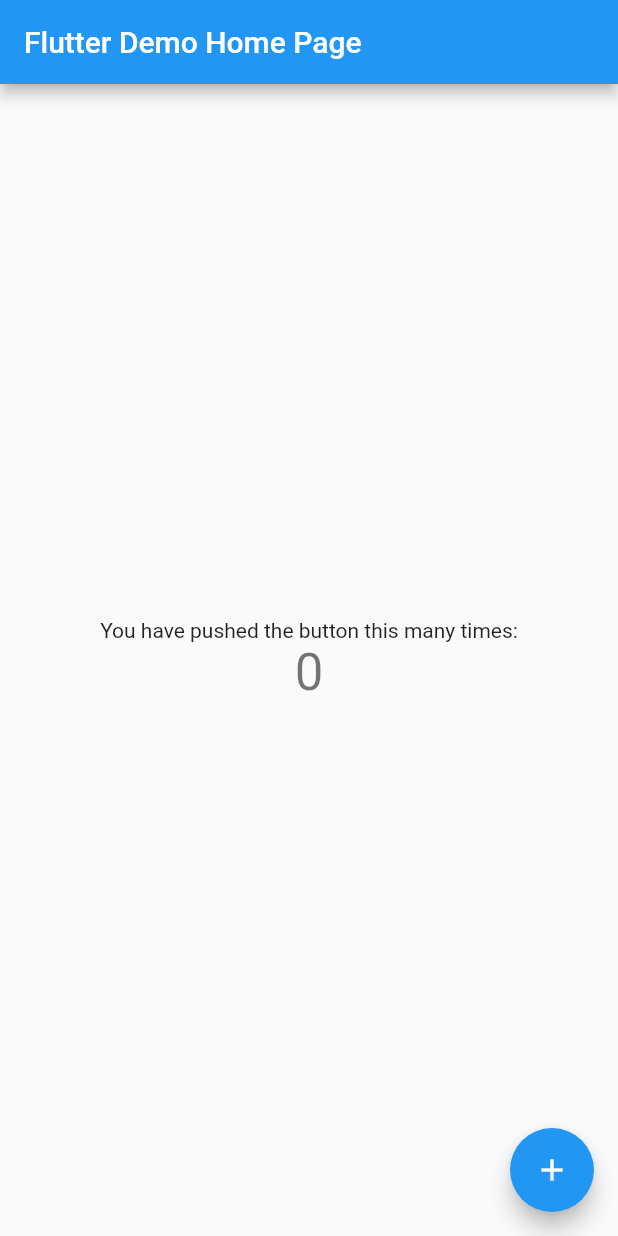
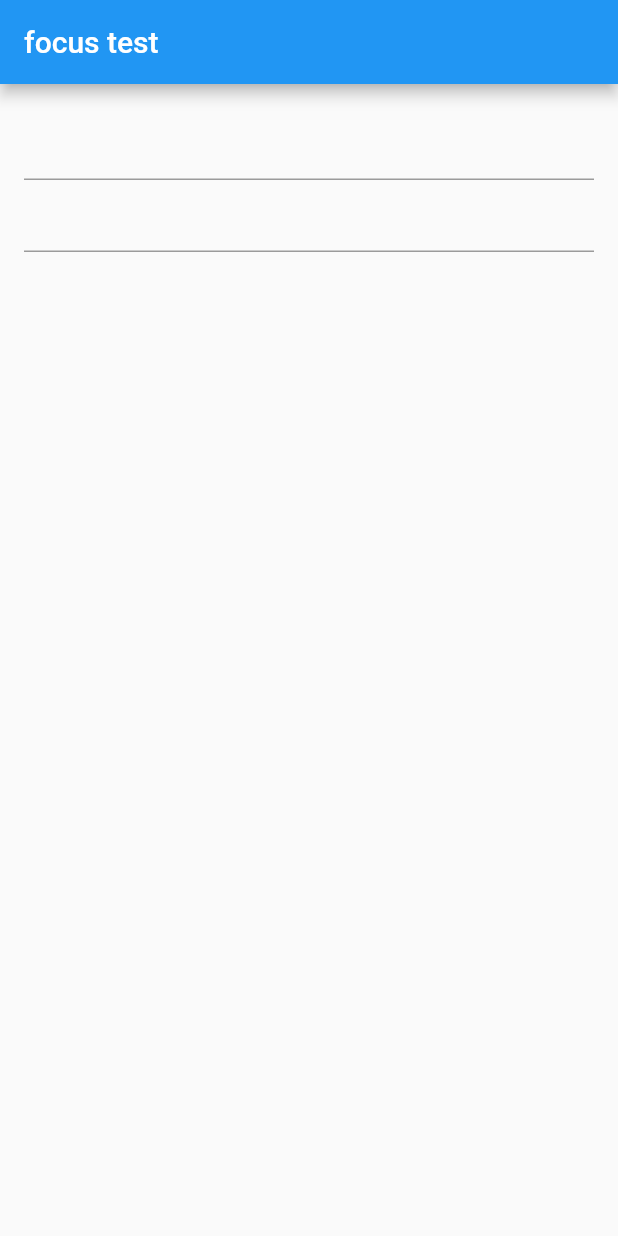
Before and after one commit to bradyt/cone-prototypes, a Flutter app: the screen it shows after launch, on a phone screen of 412 x 824 dp. Run offline on Flutter 3.47's test engine with Material 2 defaults, Android fonts, the phone set to English and light mode, and no system bars.

Commit message:
Minimal broken example

```diff
--- a/lib/main.dart
+++ b/lib/main.dart
@@ -6,57 +6,28 @@
   @override
   Widget build(BuildContext context) {
     return MaterialApp(
-      title: 'Flutter Demo',
-      theme: ThemeData(
-        primarySwatch: Colors.blue,
-      ),
-      home: MyHomePage(title: 'Flutter Demo Home Page'),
+      home: MyHomePage(),
     );
   }
 }
 
-class MyHomePage extends StatefulWidget {
-  MyHomePage({Key key, this.title}) : super(key: key);
-
-  final String title;
-
-  @override
-  _MyHomePageState createState() => _MyHomePageState();
-}
-
-class _MyHomePageState extends State<MyHomePage> {
-  int _counter = 0;
-
-  void _incrementCounter() {
-    setState(() {
-      _counter++;
-    });
-  }
-
+class MyHomePage extends StatelessWidget {
   @override
   Widget build(BuildContext context) {
     return Scaffold(
       appBar: AppBar(
-        title: Text(widget.title),
+        title: Text('focus test'),
       ),
-      body: Center(
+      body: Padding(
+        padding: EdgeInsets.all(16.0),
         child: Column(
-          mainAxisAlignment: MainAxisAlignment.center,
           children: <Widget>[
-            Text(
-              'You have pushed the button this many times:',
+            TextField(
+              textInputAction: TextInputAction.next,
             ),
-            Text(
-              '$_counter',
-              style: Theme.of(context).textTheme.headline4,
-            ),
+            TextField(),
           ],
         ),
-      ),
-      floatingActionButton: FloatingActionButton(
-        onPressed: _incrementCounter,
-        tooltip: 'Increment',
-        child: Icon(Icons.add),
       ),
     );
   }
```
